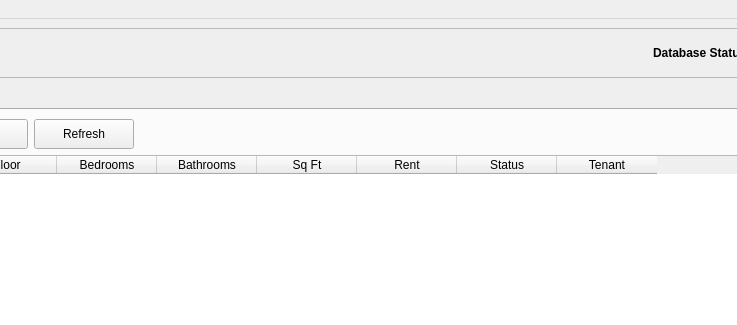
The window that ui/main_window.ui (simoPh83/weeklyreport) describes before a commit, drawn with Qt 5; both pictures show x 364 to 1101 and y 0 to 325 of the 1200 by 800 pixel window.
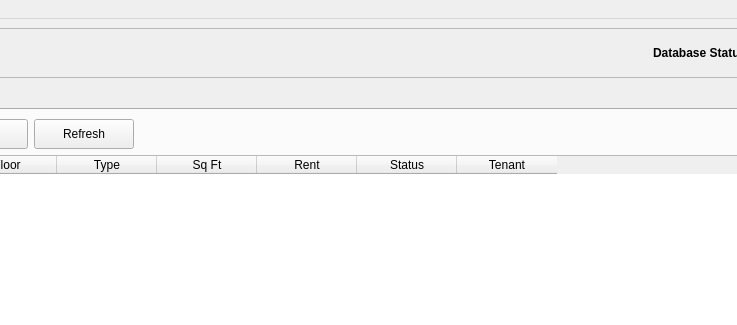
The same window after the commit. The open tabs and pages were chosen to show the change.

```diff
--- a/ui/main_window.ui
+++ b/ui/main_window.ui
@@ -308,12 +308,7 @@
           </column>
           <column>
            <property name="text">
-            <string>Bedrooms</string>
-           </property>
-          </column>
-          <column>
-           <property name="text">
-            <string>Bathrooms</string>
+            <string>Type</string>
            </property>
           </column>
           <column>
```
